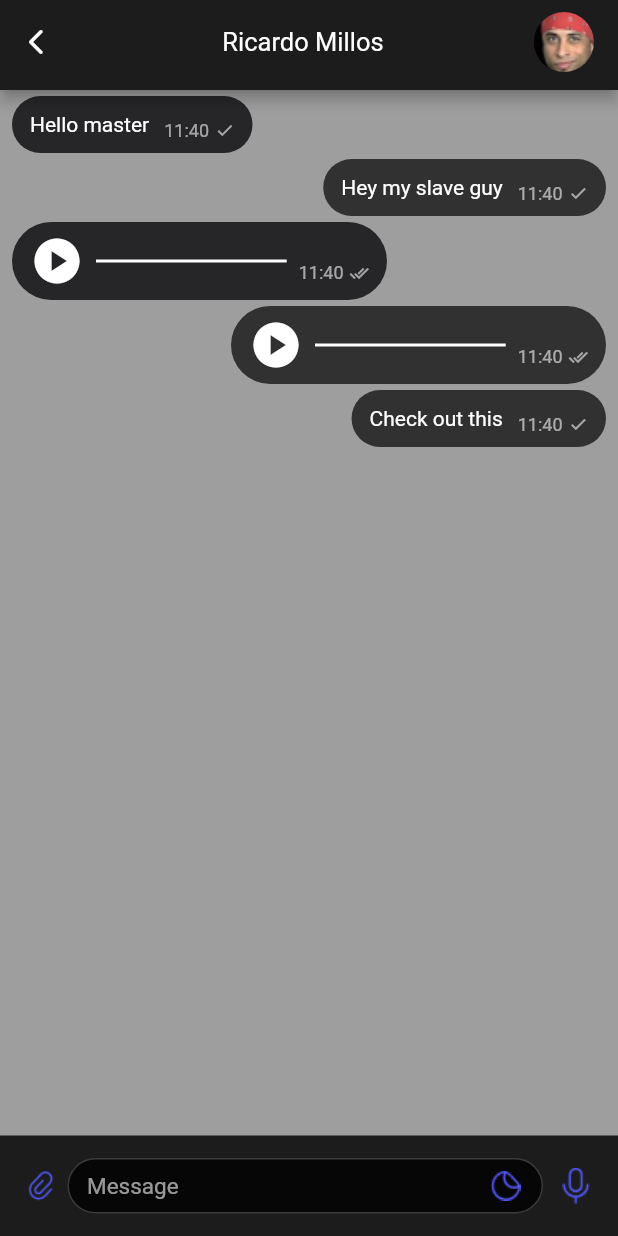
After one commit to Demphait/single-house-flutter, a Flutter app: the DialogView screen opened by its route, on a phone screen of 412 x 824 dp. The commit adds this screen. Run offline on Flutter 3.47's test engine with Material 2 defaults, Android fonts, the phone set to English and light mode, and no system bars; our stand-ins replace bloc, flutter_bloc, smooth_page_indicator.

Commit message:
feat: added dialog view feat: added first version of text and voice message UI

```diff
--- a/lib/app/router/router_list.dart
+++ b/lib/app/router/router_list.dart
@@ -1,6 +1,7 @@
 import 'package:flutter/material.dart';
 import 'package:single_house/views/auth/auth_view.dart';
 import 'package:single_house/views/chats/chats_view.dart';
+import 'package:single_house/views/dialog/dialog_view.dart';
 import 'package:single_house/views/example/example_view.dart';
 
 abstract class RouterList {
@@ -17,5 +18,6 @@ abstract class RouterList {
         ExampleView.name: (arg) => ExampleView.route(),
         AuthView.name: (arg) => AuthView.route(),
         ChatsView.name: (arg) => ChatsView.route(),
+        DialogView.name: (arg) => DialogView.route(),
       };
 }
--- /dev/null
+++ b/lib/models/dialog_model.dart
@@ -0,0 +1,55 @@
+enum ChatMessageType { text, audio, image, file }
+enum MessageStatus { notSent, notView, viewed }
+
+class ChatMessage {
+  final String text;
+  final ChatMessageType messageType;
+  final MessageStatus messageStatus;
+  final bool isSender;
+
+  ChatMessage({
+    required this.text,
+    required this.messageType,
+    required this.messageStatus,
+    required this.isSender,
+  });
+}
+
+List demoChat = [
+  ChatMessage(
+    text: 'Hello master',
+    messageType: ChatMessageType.text,
+    messageStatus: MessageStatus.viewed,
+    isSender: false,
+  ),
+  ChatMessage(
+    text: 'Hey my slave guy',
+    messageType: ChatMessageType.text,
+    messageStatus: MessageStatus.viewed,
+    isSender: true,
+  ),
+  ChatMessage(
+    text: '',
+    messageType: ChatMessageType.audio,
+    messageStatus: MessageStatus.viewed,
+    isSender: false,
+  ),
+  ChatMessage(
+    text: '',
+    messageType: ChatMessageType.audio,
+    messageStatus: MessageStatus.viewed,
+    isSender: true,
+  ),
+  ChatMessage(
+    text: 'Check out this',
+    messageType: ChatMessageType.text,
+    messageStatus: MessageStatus.notView,
+    isSender: true,
+  ),
+  ChatMessage(
+    text: '',
+    messageType: ChatMessageType.file,
+    messageStatus: MessageStatus.notView,
+    isSender: true,
+  ),
+];
--- a/lib/styles/app_colors.dart
+++ b/lib/styles/app_colors.dart
@@ -5,8 +5,12 @@ abstract class AppColors {
   static Color get white => Colors.white;
   static Color get red => Colors.red;
   static Color get primary => const Color(0xff5458F7);
-  static Color get background => const Color(0xFF191A1D);
+  static Color get background => const Color(0xFF1C1C1D);
   static Color get grey => const Color.fromARGB(150, 255, 255, 255);
   static Color get dividingLine =>  Colors.white.withOpacity(0.2);
   static Color get lightBlue => const Color(0xFFB2DFFF);
+  static Color get lightGrey => const Color(0xFF3A3A3C);
+  static Color get darkBlack => const Color(0xFF060606);
+  static Color get darkGrey => const Color(0xFF262628);
+  static Color get mediumGrey => const Color(0xFF313131);
 }
--- /dev/null
+++ b/lib/views/dialog/dialog_view.dart
@@ -0,0 +1,46 @@
+import 'package:flutter/material.dart';
+import 'package:single_house/app/router/router_core.dart';
+import 'package:single_house/models/dialog_model.dart';
+import 'package:single_house/styles/app_space.dart';
+import 'package:single_house/widgets/chat_input_field.dart';
+import 'package:single_house/widgets/dialog_app_bar.dart';
+import 'package:single_house/widgets/message.dart';
+
+class DialogView extends StatefulWidget {
+  const DialogView({Key? key}) : super(key: key);
+  static const String name = 'DialogView';
+  static PageRoute route() => RouterCore.createRoute(
+        const DialogView._(),
+      );
+
+  const DialogView._();
+
+  @override
+  State<DialogView> createState() => _DialogViewState();
+}
+
+class _DialogViewState extends State<DialogView> {
+  @override
+  Widget build(BuildContext context) {
+    return Scaffold(
+      backgroundColor: Colors.grey,
+      appBar: const PreferredSize(
+        preferredSize: Size.fromHeight(60),
+        child: DialogAppBar(),
+      ),
+      body: Column(
+        children: [
+          Expanded(
+            child: ListView.builder(
+              physics: const BouncingScrollPhysics(),
+              padding: EdgeInsets.symmetric(horizontal: AppSpace.sm),
+              itemCount: demoChat.length,
+              itemBuilder: (context, index) => Message(message: demoChat[index]),
+            ),
+          ),
+          const ChatInputField(),
+        ],
+      ),
+    );
+  }
+}
--- /dev/null
+++ b/lib/widgets/chat_input_field.dart
@@ -0,0 +1,71 @@
+import 'package:flutter/material.dart';
+import 'package:single_house/styles/app_colors.dart';
+import 'package:single_house/styles/app_space.dart';
+import 'package:single_house/styles/app_text_styles.dart';
+
+class ChatInputField extends StatelessWidget {
+  const ChatInputField({
+    Key? key,
+  }) : super(key: key);
+
+  @override
+  Widget build(BuildContext context) {
+    return Container(
+      padding: EdgeInsets.symmetric(horizontal: AppSpace.md, vertical: 15),
+      decoration: BoxDecoration(color: AppColors.background),
+      child: SafeArea(
+        child: Row(
+          children: [
+            ImageIcon(
+              const AssetImage('assets/icons/attach_icon.png'),
+              size: 24,
+              color: AppColors.primary,
+            ),
+            const SizedBox(width: 5),
+            Expanded(
+              child: Container(
+                padding: EdgeInsets.symmetric(horizontal: AppSpace.smd),
+                decoration: BoxDecoration(
+                  border: Border.all(
+                    color: AppColors.lightGrey,
+                  ),
+                  color: AppColors.darkBlack,
+                  borderRadius: BorderRadius.circular(40),
+                ),
+                child: Row(
+                  crossAxisAlignment: CrossAxisAlignment.center,
+                  children: [
+                    Expanded(
+                      child: TextField(
+                        maxLines: 1,
+                        textInputAction: TextInputAction.newline,
+                        decoration: InputDecoration(
+                          contentPadding: EdgeInsets.symmetric(vertical: AppSpace.sm),
+                          isDense: true,
+                          hintText: 'Message',
+                          hintStyle: AppTextStyles.primaryTextStyle.grey,
+                          border: InputBorder.none,
+                        ),
+                      ),
+                    ),
+                    ImageIcon(
+                      const AssetImage('assets/icons/sticker.png'),
+                      size: 24,
+                      color: AppColors.primary,
+                    ),
+                  ],
+                ),
+              ),
+            ),
+            const SizedBox(width: 10),
+            ImageIcon(
+              const AssetImage('assets/icons/mic.png'),
+              size: 24,
+              color: AppColors.primary,
+            ),
+          ],
+        ),
+      ),
+    );
+  }
+}
--- /dev/null
+++ b/lib/widgets/dialog_app_bar.dart
@@ -0,0 +1,54 @@
+import 'package:flutter/material.dart';
+import 'package:single_house/app/router/router_core.dart';
+import 'package:single_house/styles/app_colors.dart';
+import 'package:single_house/styles/app_text_styles.dart';
+
+class DialogAppBar extends StatelessWidget {
+  const DialogAppBar({
+    Key? key,
+  }) : super(key: key);
+
+  @override
+  Widget build(BuildContext context) {
+    return AppBar(
+      titleSpacing: 0,
+      automaticallyImplyLeading: false,
+      backgroundColor: AppColors.background,
+      centerTitle: false,
+      title: Row(
+        mainAxisAlignment: MainAxisAlignment.start,
+        crossAxisAlignment: CrossAxisAlignment.center,
+        children: [
+          IconButton(
+            icon: const Icon(
+              Icons.arrow_back_ios_new_rounded,
+              size: 20,
+            ),
+            onPressed: () => RouterCore.pop(),
+          ),
+          Expanded(
+            child: Center(
+              child: Text(
+                'Ricardo Millos',
+                style: AppTextStyles.secondTitle.white,
+              ),
+            ),
+          ),
+        ],
+      ),
+      actions: const [
+        Padding(
+          padding: EdgeInsets.only(right: 16),
+          child: CircleAvatar(
+            backgroundImage: AssetImage('assets/images/avatar.png'),
+          ),
+          // child: Image(
+          //   image: AssetImage('assets/images/avatar.png'),
+          //   width: 40,
+          //   height: 40,
+          // ),
+        ),
+      ],
+    );
+  }
+}
--- a/lib/widgets/dialog_item.dart
+++ b/lib/widgets/dialog_item.dart
@@ -1,8 +1,10 @@
 import 'package:flutter/material.dart';
+import 'package:single_house/app/router/router_core.dart';
 import 'package:single_house/models/chat_model.dart';
 import 'package:single_house/styles/app_colors.dart';
 import 'package:single_house/styles/app_space.dart';
 import 'package:single_house/styles/app_text_styles.dart';
+import 'package:single_house/views/dialog/dialog_view.dart';
 
 class DialogWidget extends StatelessWidget {
   const DialogWidget({Key? key, required this.chat}) : super(key: key);
@@ -86,7 +88,7 @@ class DialogWidget extends StatelessWidget {
           child: Material(
             color: Colors.transparent,
             child: InkWell(
-              onTap: () {},
+              onTap: () => RouterCore.push(DialogView.name),
             ),
           ),
         ),
--- /dev/null
+++ b/lib/widgets/message.dart
@@ -0,0 +1,93 @@
+import 'package:flutter/material.dart';
+import 'package:single_house/models/dialog_model.dart';
+import 'package:single_house/styles/app_colors.dart';
+import 'package:single_house/styles/app_space.dart';
+import 'package:single_house/styles/app_text_styles.dart';
+import 'package:single_house/widgets/text_message.dart';
+
+class Message extends StatelessWidget {
+  const Message({
+    Key? key,
+    required this.message,
+  }) : super(key: key);
+  final ChatMessage message;
+
+  @override
+  Widget build(BuildContext context) {
+    Widget typeMessage(ChatMessage message) {
+      switch (message.messageType) {
+        case ChatMessageType.text:
+          return TextMessage(message: message);
+        case ChatMessageType.audio:
+          return AudioMessage(message: message);
+        // case ChatMessageType.image:
+
+        // case ChatMessageType.file:
+        default:
+          return const SizedBox();
+      }
+    }
+
+    return Row(
+      mainAxisAlignment: message.isSender ? MainAxisAlignment.end : MainAxisAlignment.start,
+      children: [
+        typeMessage(message),
+      ],
+    );
+  }
+}
+
+class AudioMessage extends StatelessWidget {
+  const AudioMessage({
+    Key? key,
+    required this.message,
+  }) : super(key: key);
+  final ChatMessage message;
+
+  @override
+  Widget build(BuildContext context) {
+    return Container(
+      width: 250,
+      padding: EdgeInsets.symmetric(horizontal: AppSpace.smd, vertical: AppSpace.sm),
+      margin: EdgeInsets.only(top: AppSpace.xsm),
+      decoration: BoxDecoration(
+        borderRadius: BorderRadius.circular(30),
+        color: message.isSender ? AppColors.mediumGrey : AppColors.darkGrey,
+      ),
+      child: Row(
+        children: [
+          const Icon(
+            Icons.play_circle,
+            size: 36,
+          ),
+          SizedBox(width: AppSpace.sm),
+          Expanded(
+            child: Container(
+              width: double.infinity,
+              height: 2,
+              color: AppColors.white,
+            ),
+          ),
+          SizedBox(width: AppSpace.sm),
+          Padding(
+            padding: EdgeInsets.only(top: AppSpace.md),
+            child: Row(
+              children: [
+                Text(
+                  '11:40',
+                  style: AppTextStyles.smallTextStyle.grey,
+                ),
+                SizedBox(width: AppSpace.xsm),
+                Icon(
+                  Icons.done_all,
+                  size: 13,
+                  color: AppColors.grey,
+                ),
+              ],
+            ),
+          ),
+        ],
+      ),
+    );
+  }
+}
--- /dev/null
+++ b/lib/widgets/text_message.dart
@@ -0,0 +1,49 @@
+import 'package:flutter/material.dart';
+import 'package:single_house/models/dialog_model.dart';
+import 'package:single_house/styles/app_colors.dart';
+import 'package:single_house/styles/app_space.dart';
+import 'package:single_house/styles/app_text_styles.dart';
+
+class TextMessage extends StatelessWidget {
+  const TextMessage({
+    Key? key,
+    required this.message,
+  }) : super(key: key);
+
+  final ChatMessage message;
+
+  @override
+  Widget build(BuildContext context) {
+    return Container(
+      padding: EdgeInsets.symmetric(horizontal: AppSpace.smd, vertical: AppSpace.sm),
+      margin: EdgeInsets.only(top: AppSpace.xsm),
+      decoration: BoxDecoration(
+        color: message.isSender ? AppColors.mediumGrey : AppColors.darkGrey,
+        borderRadius: BorderRadius.circular(30),
+      ),
+      child: Row(
+        children: [
+          Text(message.text),
+          const SizedBox(width: 10),
+          Padding(
+            padding: EdgeInsets.only(top: AppSpace.sm),
+            child: Row(
+              children: [
+                Text(
+                  '11:40',
+                  style: AppTextStyles.smallTextStyle.grey,
+                ),
+                SizedBox(width: AppSpace.xsm),
+                Icon(
+                  Icons.check,
+                  size: 13,
+                  color: AppColors.grey,
+                ),
+              ],
+            ),
+          ),
+        ],
+      ),
+    );
+  }
+}
```
Also changed, not shown: assets/icons/arrow_back.png (added), assets/icons/attach_icon.png (added), assets/icons/mic.png (added), assets/icons/read.png (added), assets/icons/sticker.png (added), assets/icons/voice.png (added).
